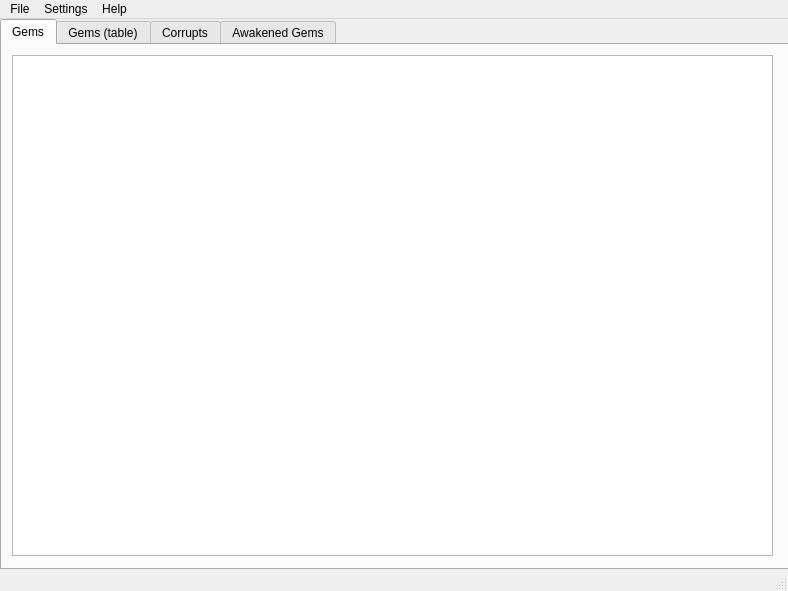
Before: the Qt Designer form src/gui_main.ui in ThePi1/poe-gem-arbitrage, drawn with Qt 5.
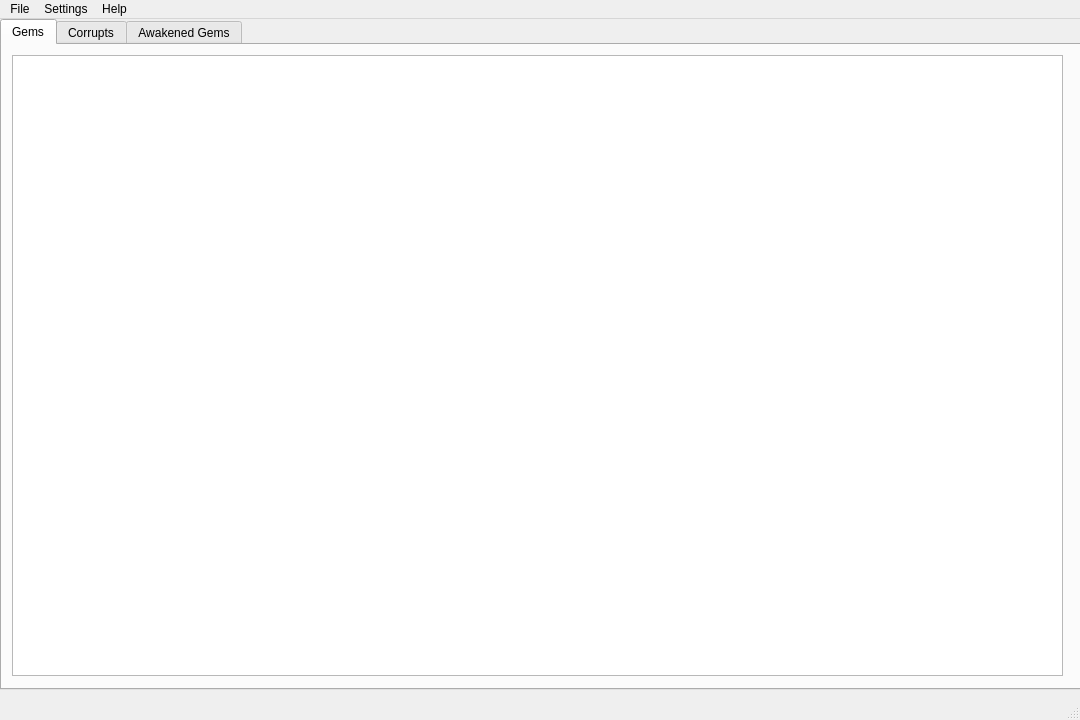
After: the same form once the commit is applied. Icons and pictures are not drawn.

Commit message: GUI updates to table view, corrupt operation confidence update (might be usable now), probably others

The edit to the form file:
```diff
--- a/src/gui_main.ui
+++ b/src/gui_main.ui
@@ -12,8 +12,8 @@
    <rect>
     <x>0</x>
     <y>0</y>
-    <width>788</width>
-    <height>591</height>
+    <width>1080</width>
+    <height>720</height>
    </rect>
   </property>
   <property name="sizePolicy">
@@ -30,8 +30,8 @@
   </property>
   <property name="maximumSize">
    <size>
-    <width>788</width>
-    <height>591</height>
+    <width>1080</width>
+    <height>720</height>
    </size>
   </property>
   <property name="windowTitle">
@@ -59,8 +59,8 @@
      <rect>
       <x>0</x>
       <y>0</y>
-      <width>791</width>
-      <height>551</height>
+      <width>1081</width>
+      <height>671</height>
      </rect>
     </property>
     <property name="sizePolicy">
@@ -87,52 +87,28 @@
     <property name="movable">
      <bool>false</bool>
     </property>
-    <widget class="QWidget" name="gemTab">
-     <property name="sizePolicy">
-      <sizepolicy hsizetype="MinimumExpanding" vsizetype="MinimumExpanding">
-       <horstretch>0</horstretch>
-       <verstretch>0</verstretch>
-      </sizepolicy>
-     </property>
-     <attribute name="title">
-      <string>Gems</string>
-     </attribute>
-     <widget class="QPlainTextEdit" name="gemTabText">
-      <property name="geometry">
-       <rect>
-        <x>10</x>
-        <y>10</y>
-        <width>761</width>
-        <height>501</height>
-       </rect>
-      </property>
-      <property name="sizePolicy">
-       <sizepolicy hsizetype="MinimumExpanding" vsizetype="MinimumExpanding">
-        <horstretch>0</horstretch>
-        <verstretch>0</verstretch>
-       </sizepolicy>
-      </property>
-      <property name="readOnly">
-       <bool>true</bool>
-      </property>
-      <property name="plainText">
-       <string/>
-      </property>
-     </widget>
-    </widget>
     <widget class="QWidget" name="gemTableTab">
      <attribute name="title">
-      <string>Gems (table)</string>
+      <string>Gems</string>
      </attribute>
      <widget class="QTableView" name="gemTable">
       <property name="geometry">
        <rect>
         <x>10</x>
         <y>10</y>
-        <width>761</width>
-        <height>501</height>
+        <width>1051</width>
+        <height>621</height>
        </rect>
       </property>
+      <property name="frameShape">
+       <enum>QFrame::StyledPanel</enum>
+      </property>
+      <property name="frameShadow">
+       <enum>QFrame::Sunken</enum>
+      </property>
+      <property name="sizeAdjustPolicy">
+       <enum>QAbstractScrollArea::AdjustToContents</enum>
+      </property>
       <property name="dragEnabled">
        <bool>true</bool>
       </property>
@@ -145,6 +121,12 @@
       <property name="showGrid">
        <bool>true</bool>
       </property>
+      <attribute name="horizontalHeaderDefaultSectionSize">
+       <number>64</number>
+      </attribute>
+      <attribute name="verticalHeaderDefaultSectionSize">
+       <number>36</number>
+      </attribute>
      </widget>
     </widget>
     <widget class="QWidget" name="corruptTab">
@@ -225,7 +207,7 @@
     <rect>
      <x>0</x>
      <y>0</y>
-     <width>788</width>
+     <width>1080</width>
      <height>22</height>
     </rect>
    </property>
```
Left out of the diff: 37 changed lines with no effect on the pictures. The commit also changes 8 other files.
